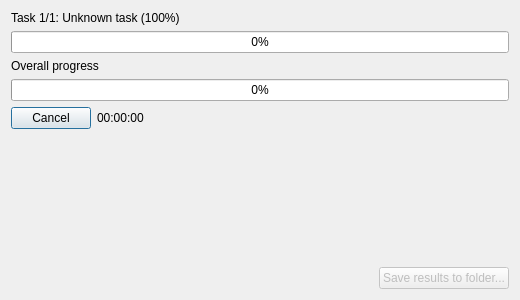
The window that src/windows/TasksWaitingDialog.ui (GRAPHENE9932/ImageUpscalerQt) describes before a commit, drawn with Qt 5.
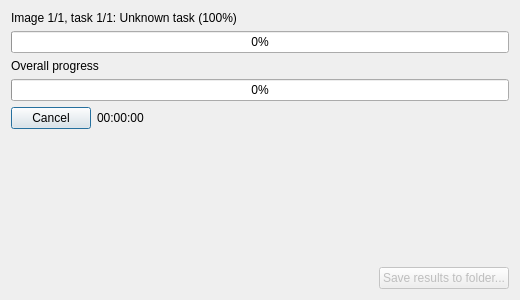
The same window after the commit. Icons and pictures are not drawn.

Commit message: Rename "all_tasks_progressbar" to "overall_progressbar".

Patch:
```diff
--- a/src/windows/TasksWaitingDialog.ui
+++ b/src/windows/TasksWaitingDialog.ui
@@ -17,7 +17,7 @@
    <item>
     <widget class="QLabel" name="current_task_label">
      <property name="text">
-      <string>Task 1/1: Unknown task (100%)</string>
+      <string>Image 1/1, task 1/1: Unknown task (100%)</string>
      </property>
     </widget>
    </item>
```
Left out of the diff: 2 changed lines with no effect on the pictures. The commit also changes 1 other file.
